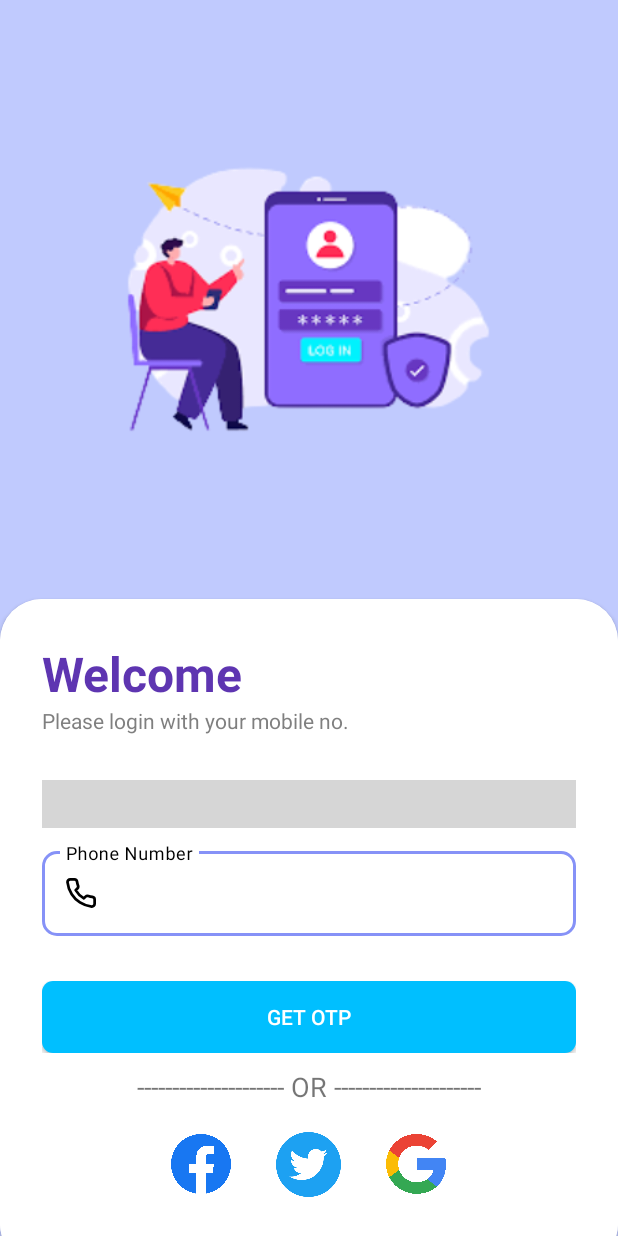
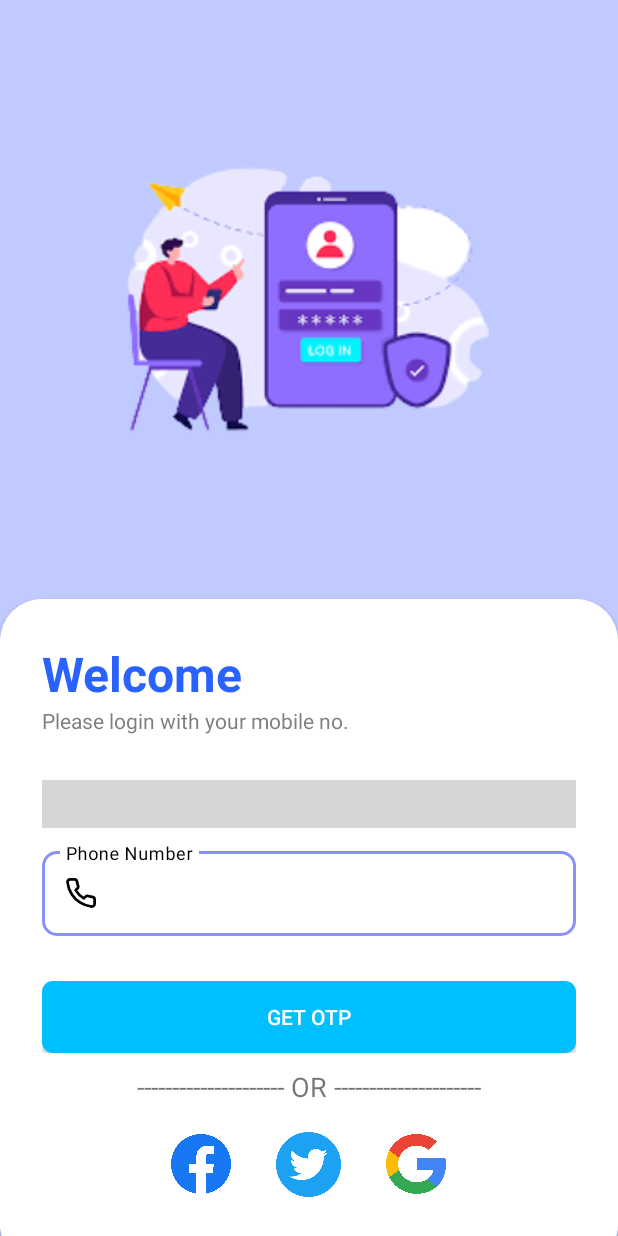
Before and after one commit to Ishwar-Bonde/NewsARC, an Android app: the LoginActivity screen opened directly, with no data from a screen before it, on a phone screen of 412 x 824 dp. Run offline under Robolectric (Android 15) with nearby library versions, the light colour scheme and no system bars; our stand-ins replace Firebase (no records; nobody signed in at launch, a user with empty details on screens opened directly); libraries missing offline, so code that uses them is left out: com.hbb20; plain views replace CountryCodePicker; 2 statements that could not run were skipped; grey boxes are pictures that could not be loaded.

Commit message:
Final Commit

```diff
--- a/app/src/main/res/values-night/colors.xml
+++ b/app/src/main/res/values-night/colors.xml
@@ -1,6 +1,7 @@
 <?xml version="1.0" encoding="utf-8"?>
 
 <resources>
+    <color name="my_primary">#FFDE33</color>
     <color name="backgroundColor">#000000</color>
     <color name="statusBarColor">#00000000</color>
     <color name="blueText">#FFFFFF</color>
--- a/app/src/main/res/values/colors.xml
+++ b/app/src/main/res/values/colors.xml
@@ -2,7 +2,7 @@
 <resources>
     <color name="black">#FF000000</color>
     <color name="white">#FFFFFFFF</color>
-    <color name="my_primary">#5E35B1</color>
+    <color name="my_primary">#2962FF</color>
     <color name="my_secondary">#673AB7</color>
     <color name="red">#FF5964</color>
     <color name="yellow">#FFE74C</color>
```
